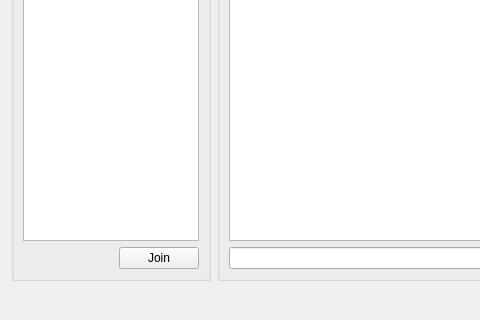
Qt form src/desktop/forms/LobbyUI.ui (arabine/icl) before a commit; both pictures show x 0 to 480 and y 261 to 581 of the 930 by 581 pixel window.
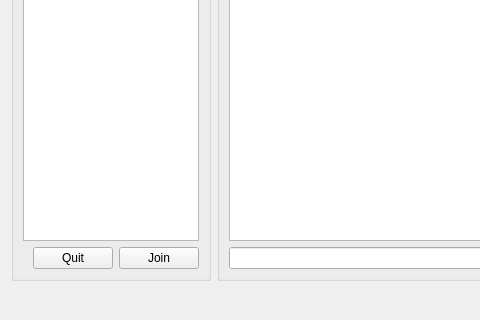
The same form after that commit.

Commit message: Added quit table button

Diff of the .ui file:
```diff
--- a/src/desktop/forms/LobbyUI.ui
+++ b/src/desktop/forms/LobbyUI.ui
@@ -167,6 +167,13 @@
           </property>
          </spacer>
         </item>
+        <item>
+         <widget class="QPushButton" name="quitButton">
+          <property name="text">
+           <string>Quit</string>
+          </property>
+         </widget>
+        </item>
         <item>
          <widget class="QPushButton" name="joinButton">
           <property name="text">
```
